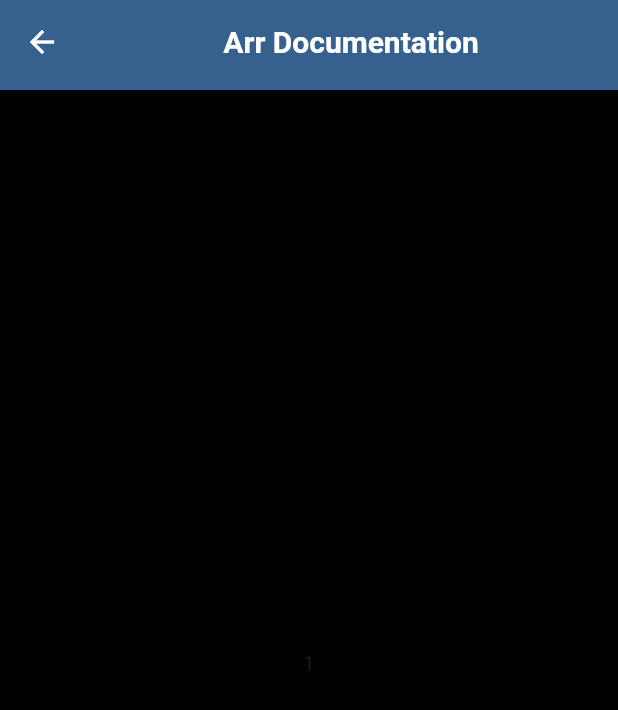
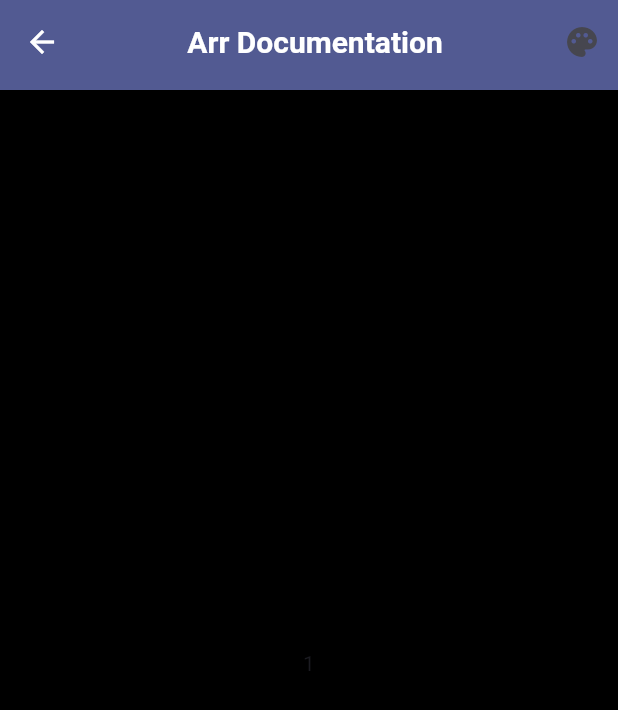
Before and after one commit to arr199/myDocs, a Flutter app: the screen it shows after launch, after a tap on "Remove white-spaces in ZOD", on a phone screen of 412 x 824 dp. Shown: the top 710 px of the screen. Run offline on Flutter 3.47's test engine with Material 3 defaults, Android fonts, the light colour scheme and no system bars; our stand-ins replace go_router; missing offline and left inert: flutter_highlighting, highlighting.

Commit message:
add theme changer menu

```diff
--- a/lib/core/theme/app_theme.dart
+++ b/lib/core/theme/app_theme.dart
@@ -1,37 +1,29 @@
 import 'package:flutter/material.dart';
+import 'package:my_docs/core/theme/constants.dart';
 
-const List _colors = [
-  Color.fromARGB(255, 3, 29, 148),
-  Color.fromARGB(255, 110, 186, 248),
-  Colors.red,
-  Colors.blue,
-  Colors.green,
-  Color.fromARGB(255, 143, 236, 146),
-  Colors.yellow,
-  Colors.purple,
-  Colors.orange,
-  Colors.pink,
-  Colors.teal,
-  Colors.cyan,
-  Colors.indigo,
-];
 
-class AppTheme {
-  final int selectedColor;
 
-  AppTheme({this.selectedColor = 0})
+class AppThemeProvider extends ChangeNotifier {
+  int selectedColor;
+
+  AppThemeProvider({this.selectedColor = 0})
       : assert(
-          selectedColor >= 0 && selectedColor < _colors.length,
-          "Select a color between 0 and ${_colors.length - 1}",
+          selectedColor >= 0 && selectedColor < themeColors.length,
+          "Select a color between 0 and ${themeColors.length - 1}",
         );
 
   ThemeData theme() {
     return ThemeData(
       scaffoldBackgroundColor: const Color.fromARGB(255, 0, 0, 0),
-      colorSchemeSeed: _colors[selectedColor],
+      colorSchemeSeed: themeColors[selectedColor],
       appBarTheme: AppBarTheme(
-        backgroundColor: _colors[selectedColor],
+        backgroundColor: themeColors[selectedColor],
       ),
     );
   }
+
+  void changeColor(int color) {
+    selectedColor = color;
+    notifyListeners();
+  }
 }
--- /dev/null
+++ b/lib/core/theme/constants.dart
@@ -0,0 +1,19 @@
+import 'dart:ui';
+
+import 'package:flutter/material.dart';
+
+const List<Color> themeColors = [
+  Color.fromARGB(255, 3, 29, 148),
+  Color.fromARGB(255, 110, 186, 248),
+  Colors.red,
+  Colors.blue,
+  Colors.green,
+  Color.fromARGB(255, 143, 236, 146),
+  Colors.yellow,
+  Colors.purple,
+  Colors.orange,
+  Colors.pink,
+  Colors.teal,
+  Colors.cyan,
+  Colors.indigo,
+];
--- /dev/null
+++ b/lib/features/themeChanger/presentation/widgets/change_theme_button.dart
@@ -0,0 +1,54 @@
+import 'package:flutter/material.dart';
+import 'package:my_docs/core/theme/app_theme.dart';
+import 'package:my_docs/core/theme/constants.dart';
+import 'package:provider/provider.dart';
+
+class ChangeThemeButton extends StatelessWidget {
+  const ChangeThemeButton({
+    super.key,
+    required,
+  });
+
+  void _onSelectNewColor(BuildContext context, int newColorIndex) {
+    context.read<AppThemeProvider>().changeColor(newColorIndex);
+  }
+
+  @override
+  Widget build(BuildContext context) {
+    final colorTheme = Theme.of(context).colorScheme;
+    final currentColor = context.watch<AppThemeProvider>().selectedColor;
+
+    return PopupMenuButton(
+        initialValue: currentColor,
+        onSelected: (value) => _onSelectNewColor(context, value),
+        icon: const Icon(Icons.palette),
+        color: colorTheme.secondary,
+        position: PopupMenuPosition.under,
+        itemBuilder: (context) => List.generate(
+            themeColors.length,
+            (index) =>
+                _buildMenuItem(currentColor, index, themeColors[index])));
+  }
+
+  PopupMenuItem _buildMenuItem(int currentColor, int index, Color color) {
+    return PopupMenuItem(
+        value: index,
+        child: Row(
+          children: [
+            Container(
+              width: 40,
+              height: 40,
+              color: color,
+            ),
+            const SizedBox(
+              width: 10,
+            ),
+            if (currentColor == index)
+              const Icon(
+                Icons.arrow_left_sharp,
+                size: 30,
+              )
+          ],
+        ));
+  }
+}
--- a/lib/main.dart
+++ b/lib/main.dart
@@ -12,17 +12,26 @@ class MyApp extends StatelessWidget {
 
   @override
   Widget build(BuildContext context) {
+    return ChangeNotifierProvider(
+      create: (context) => AppThemeProvider(),
+      child: Consumer<AppThemeProvider>(
+        builder: (context, state, child) {
+          final theme = state.theme();
           return MultiProvider(
             providers: [
               ChangeNotifierProvider(create: (context) => SearchProvider()),
-        ChangeNotifierProvider(create: (context) => AddDocumentProvider())
+              ChangeNotifierProvider(
+                  create: (context) => AddDocumentProvider()),
             ],
             child: MaterialApp.router(
-        theme: AppTheme(selectedColor: 3).theme(),
+              theme: theme,
               debugShowCheckedModeBanner: false,
               title: 'Arr Documentation',
               routerConfig: appRouter,
             ),
           );
+        },
+      ),
+    );
   }
 }
--- a/lib/shared/widgets/app_bar.dart
+++ b/lib/shared/widgets/app_bar.dart
@@ -1,4 +1,5 @@
 import 'package:flutter/material.dart';
+import 'package:my_docs/features/themeChanger/presentation/widgets/change_theme_button.dart';
 
 class MainAppBar extends StatelessWidget implements PreferredSizeWidget {
   final bool home;
@@ -7,6 +8,7 @@ class MainAppBar extends StatelessWidget implements PreferredSizeWidget {
     super.key,
     this.home = false,
   });
+
   @override
   Size get preferredSize => const Size.fromHeight(60.0);
 
@@ -15,6 +17,9 @@ class MainAppBar extends StatelessWidget implements PreferredSizeWidget {
     final colors = Theme.of(context).colorScheme;
 
     return AppBar(
+      actions: const [
+        ChangeThemeButton(),
+      ],
       leading: home
           ? null
           : IconButton(
```
Also changed, not shown: lib/features/themeChanger/presentation/widgets/theme_changer_popover.dart (added, +14 -0 lines), lib/features/themeChanger/presentation/providers/app_theme_provider.dart (added). Lines whose indentation alone changed are shown as unchanged.
